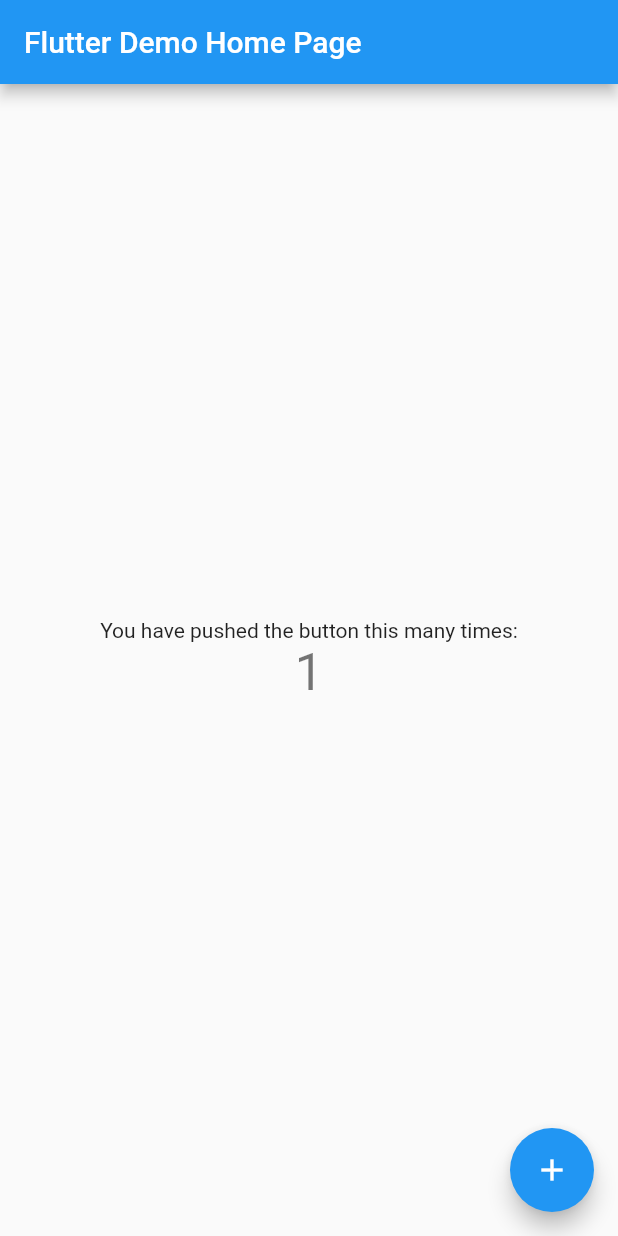
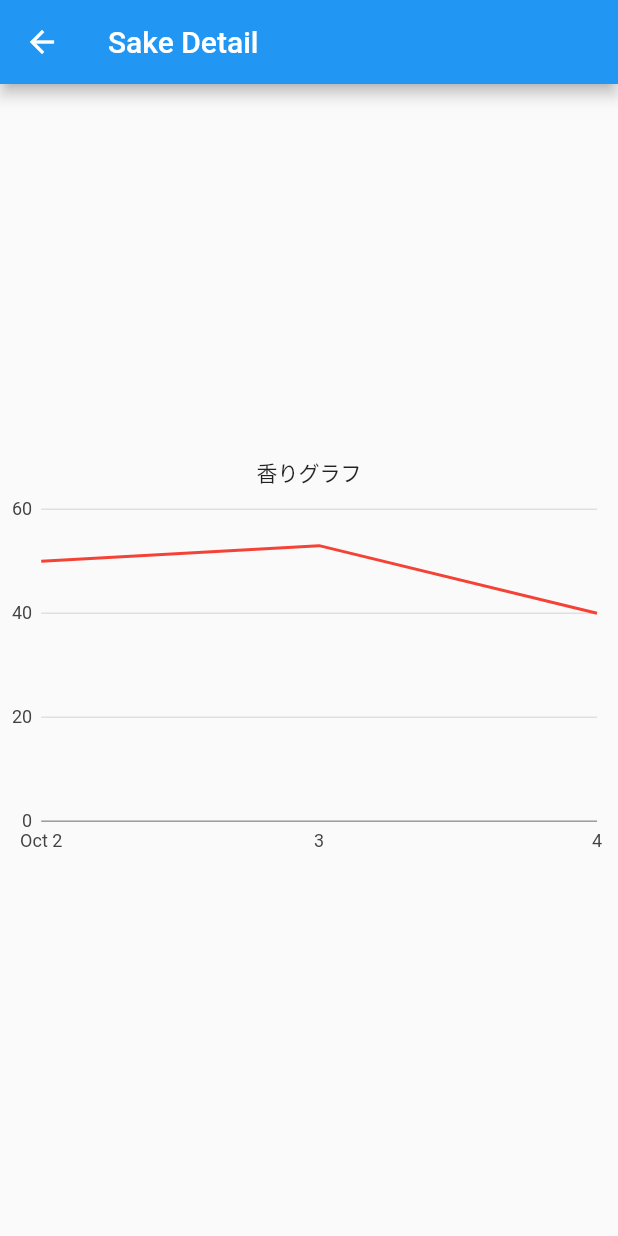
Before and after one commit to highcom/growing_sake, a Flutter app: the screen it shows after launch, after a tap on the "add" icon, on a phone screen of 412 x 824 dp. Run offline on Flutter 3.47's test engine with Material 2 defaults, Android fonts, the phone set to English and light mode, and no system bars; our stand-ins replace charts_flutter.

Commit message:
BottomNavigationとGridViewで一覧画面の表示と画面遷移の実装

```diff
--- a/lib/main.dart
+++ b/lib/main.dart
@@ -1,115 +1,77 @@
 import 'package:flutter/material.dart';
+import 'package:growing_sake/sake_detail.dart';
+import 'package:growing_sake/sake_grid_view.dart';
 
 void main() {
-  runApp(const MyApp());
+  runApp(const GrowingSakeApp());
 }
 
-class MyApp extends StatelessWidget {
-  const MyApp({Key? key}) : super(key: key);
+class GrowingSakeApp extends StatelessWidget {
+  const GrowingSakeApp({Key? key}) : super(key: key);
 
   // This widget is the root of your application.
   @override
   Widget build(BuildContext context) {
     return MaterialApp(
-      title: 'Flutter Demo',
+      title: 'Growing Sake',
       theme: ThemeData(
-        // This is the theme of your application.
-        //
-        // Try running your application with "flutter run". You'll see the
-        // application has a blue toolbar. Then, without quitting the app, try
-        // changing the primarySwatch below to Colors.green and then invoke
-        // "hot reload" (press "r" in the console where you ran "flutter run",
-        // or simply save your changes to "hot reload" in a Flutter IDE).
-        // Notice that the counter didn't reset back to zero; the application
-        // is not restarted.
         primarySwatch: Colors.blue,
       ),
-      home: const MyHomePage(title: 'Flutter Demo Home Page'),
+      routes: <String, WidgetBuilder> {
+        '/sake_detail': (BuildContext context) => SakeDetailWidget()
+      },
+      home: const GrowingSakeWidget(title: 'Growing Sake App'),
     );
   }
 }
 
-class MyHomePage extends StatefulWidget {
-  const MyHomePage({Key? key, required this.title}) : super(key: key);
-
-  // This widget is the home page of your application. It is stateful, meaning
-  // that it has a State object (defined below) that contains fields that affect
-  // how it looks.
-
-  // This class is the configuration for the state. It holds the values (in this
-  // case the title) provided by the parent (in this case the App widget) and
-  // used by the build method of the State. Fields in a Widget subclass are
-  // always marked "final".
-
+class GrowingSakeWidget extends StatefulWidget {
+  const GrowingSakeWidget({Key? key, required this.title}) : super(key: key);
   final String title;
 
   @override
-  State<MyHomePage> createState() => _MyHomePageState();
+  State<GrowingSakeWidget> createState() => _GrowingSakeWidgetState();
 }
 
-class _MyHomePageState extends State<MyHomePage> {
-  int _counter = 0;
+class _GrowingSakeWidgetState extends State<GrowingSakeWidget> {
+  int _currentIndex = 0;
+  final _pageWidgets = [
+    const SakeGridViewWidget(color:Colors.white, title:'Home'),
+    const SakeGridViewWidget(color:Colors.blue, title:'Timeline'),
+    const SakeGridViewWidget(color:Colors.orange, title:'Menu'),
+  ];
 
-  void _incrementCounter() {
+  void _DetailSakeTransition() {
     setState(() {
-      // This call to setState tells the Flutter framework that something has
-      // changed in this State, which causes it to rerun the build method below
-      // so that the display can reflect the updated values. If we changed
-      // _counter without calling setState(), then the build method would not be
-      // called again, and so nothing would appear to happen.
-      _counter++;
+      Navigator.of(context).pushNamed("/sake_detail");
     });
   }
 
   @override
   Widget build(BuildContext context) {
-    // This method is rerun every time setState is called, for instance as done
-    // by the _incrementCounter method above.
-    //
-    // The Flutter framework has been optimized to make rerunning build methods
-    // fast, so that you can just rebuild anything that needs updating rather
-    // than having to individually change instances of widgets.
     return Scaffold(
       appBar: AppBar(
-        // Here we take the value from the MyHomePage object that was created by
-        // the App.build method, and use it to set our appbar title.
-        title: Text(widget.title),
+        title: const Text('Growing Sake App'),
       ),
-      body: Center(
-        // Center is a layout widget. It takes a single child and positions it
-        // in the middle of the parent.
-        child: Column(
-          // Column is also a layout widget. It takes a list of children and
-          // arranges them vertically. By default, it sizes itself to fit its
-          // children horizontally, and tries to be as tall as its parent.
-          //
-          // Invoke "debug painting" (press "p" in the console, choose the
-          // "Toggle Debug Paint" action from the Flutter Inspector in Android
-          // Studio, or the "Toggle Debug Paint" command in Visual Studio Code)
-          // to see the wireframe for each widget.
-          //
-          // Column has various properties to control how it sizes itself and
-          // how it positions its children. Here we use mainAxisAlignment to
-          // center the children vertically; the main axis here is the vertical
-          // axis because Columns are vertical (the cross axis would be
-          // horizontal).
-          mainAxisAlignment: MainAxisAlignment.center,
-          children: <Widget>[
-            const Text(
-              'You have pushed the button this many times:',
-            ),
-            Text(
-              '$_counter',
-              style: Theme.of(context).textTheme.headline4,
-            ),
-          ],
-        ),
+      body: _pageWidgets.elementAt(_currentIndex),
+      bottomNavigationBar: BottomNavigationBar(
+        items: const <BottomNavigationBarItem>[
+          BottomNavigationBarItem(icon: Icon(Icons.home), title: Text('Home')),
+          BottomNavigationBarItem(icon: Icon(Icons.timeline), title: Text('Timeline')),
+          BottomNavigationBarItem(icon: Icon(Icons.menu), title: Text('Menu')),
+        ],
+        currentIndex: _currentIndex,
+        fixedColor: Colors.blueAccent,
+        onTap: _onItemTapped,
+        type: BottomNavigationBarType.fixed,
       ),
       floatingActionButton: FloatingActionButton(
-        onPressed: _incrementCounter,
-        tooltip: 'Increment',
+        onPressed: _DetailSakeTransition,
+        tooltip: 'Transition',
         child: const Icon(Icons.add),
-      ), // This trailing comma makes auto-formatting nicer for build methods.
+      ),
     );
   }
+
+  void _onItemTapped(int index) => setState(() => _currentIndex = index );
 }
--- /dev/null
+++ b/lib/sake_detail.dart
@@ -0,0 +1,56 @@
+import 'package:flutter/material.dart';
+import 'package:charts_flutter/flutter.dart' as charts;
+
+class SakeDetailWidget extends StatelessWidget {
+  SakeDetailWidget({Key? key}) : super(key: key);
+
+
+  @override
+  Widget build(BuildContext context) {
+    return Scaffold(
+      appBar: AppBar(
+        title: const Text('Sake Detail'),
+      ),
+      body: Center(
+        child: Column(
+          mainAxisAlignment: MainAxisAlignment.center,
+          children: [
+            const Text('香りグラフ'),
+            SizedBox(
+              height: 250,
+              child: charts.TimeSeriesChart(
+                _createAromaData(aromaList),
+              ),
+            ),
+          ],
+        ),
+      ),
+    );
+  }
+
+  final aromaList = <AromaData>[
+    AromaData(DateTime(2020, 10, 2), 50),
+    AromaData(DateTime(2020, 10, 3), 53),
+    AromaData(DateTime(2020, 10, 4), 40)
+  ];
+
+  List<charts.Series<AromaData, DateTime>> _createAromaData(
+      List<AromaData> aromaList) {
+    return [
+      charts.Series<AromaData, DateTime>(
+        id: 'Muscles',
+        data: aromaList,
+        colorFn: (_, __) => charts.MaterialPalette.red.shadeDefault,
+        domainFn: (AromaData aromaData, _) => aromaData.date,
+        measureFn: (AromaData aromaData, _) => aromaData.level,
+      )
+    ];
+  }
+}
+
+class AromaData {
+  final DateTime date;
+  final double level;
+
+  AromaData(this.date, this.level);
+}
--- /dev/null
+++ b/lib/sake_grid_view.dart
@@ -0,0 +1,55 @@
+import 'package:flutter/material.dart';
+
+class SakeGridViewWidget extends StatelessWidget {
+  final Color color;
+  final String title;
+
+  const SakeGridViewWidget({Key? key, required this.color, required this.title}) : super(key: key);
+
+  @override
+  Widget build(BuildContext context) {
+
+    return MaterialApp(
+      title: 'Grid List',
+      home: Scaffold(
+        body: GridView.count(
+          padding: const EdgeInsets.all(4.0),
+          crossAxisCount: 3,
+          crossAxisSpacing: 10.0, // 縦
+          mainAxisSpacing: 10.0, // 横
+          childAspectRatio: 0.7, // 高さ
+          shrinkWrap: true,
+          children: List.generate(100, (index) {
+
+            var assetsImage = "images/ic_sake.png";
+
+            return Container(
+              alignment: Alignment.center,
+              decoration: BoxDecoration(
+                color: color,
+                boxShadow: const [
+                  BoxShadow(
+                    color: Colors.grey,
+                    offset: Offset(5.0, 5.0),
+                    blurRadius: 10.0,
+                  )
+                ],
+              ),
+              child:Column(
+                  children: <Widget>[
+                    Image.asset(assetsImage, fit: BoxFit.cover,),
+                    Container(
+                      margin: const EdgeInsets.all(16.0),
+                      child: Text(
+                        'Meeage $index',
+                      ),
+                    ),
+                  ]
+              ),
+            );
+          }),
+        ),
+      ),
+    );
+  }
+}
--- a/pubspec.yaml
+++ b/pubspec.yaml
@@ -34,6 +34,7 @@ dependencies:
   # The following adds the Cupertino Icons font to your application.
   # Use with the CupertinoIcons class for iOS style icons.
   cupertino_icons: ^1.0.2
+  charts_flutter: ^0.12.0
 
 dev_dependencies:
   flutter_test:
@@ -58,9 +59,8 @@ flutter:
   uses-material-design: true
 
   # To add assets to your application, add an assets section, like this:
-  # assets:
-  #   - images/a_dot_burr.jpeg
-  #   - images/a_dot_ham.jpeg
+  assets:
+     - images/ic_sake.png
 
   # An image asset can refer to one or more resolution-specific "variants", see
   # https://flutter.dev/assets-and-images/#resolution-aware.
```
Also changed, not shown: images/ic_sake.png (added), pubspec.lock, 1 other file.
